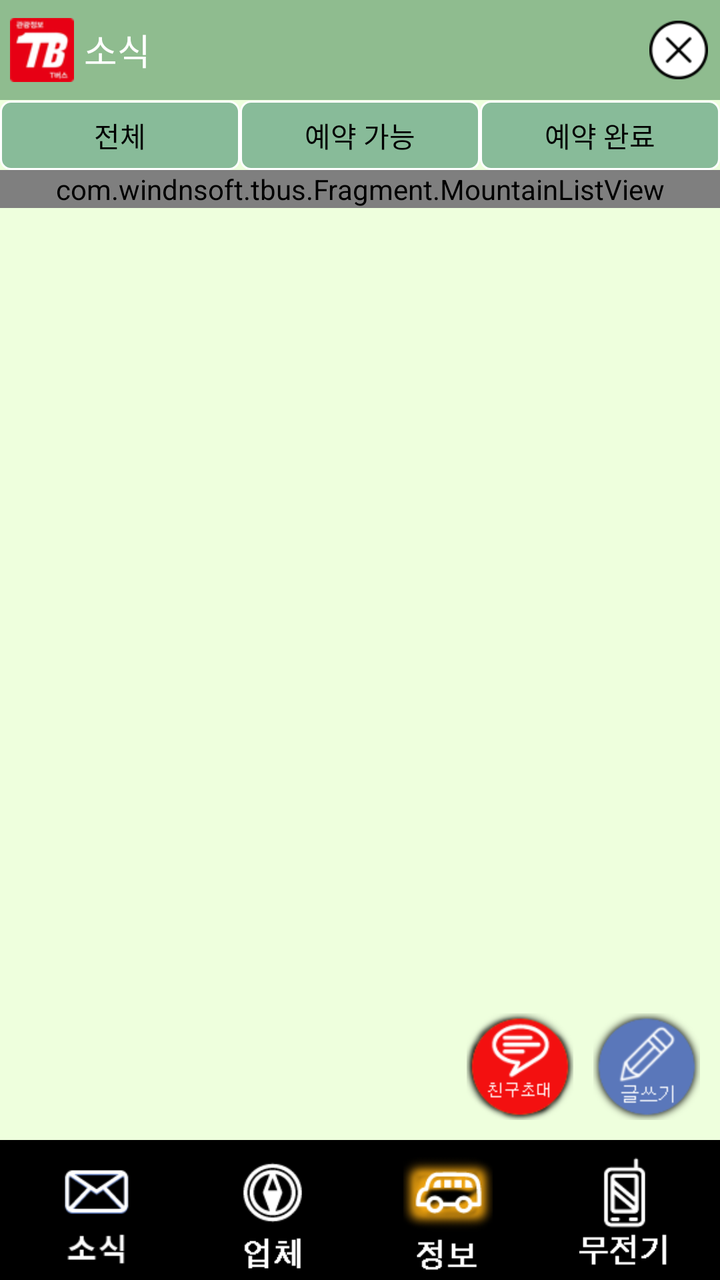
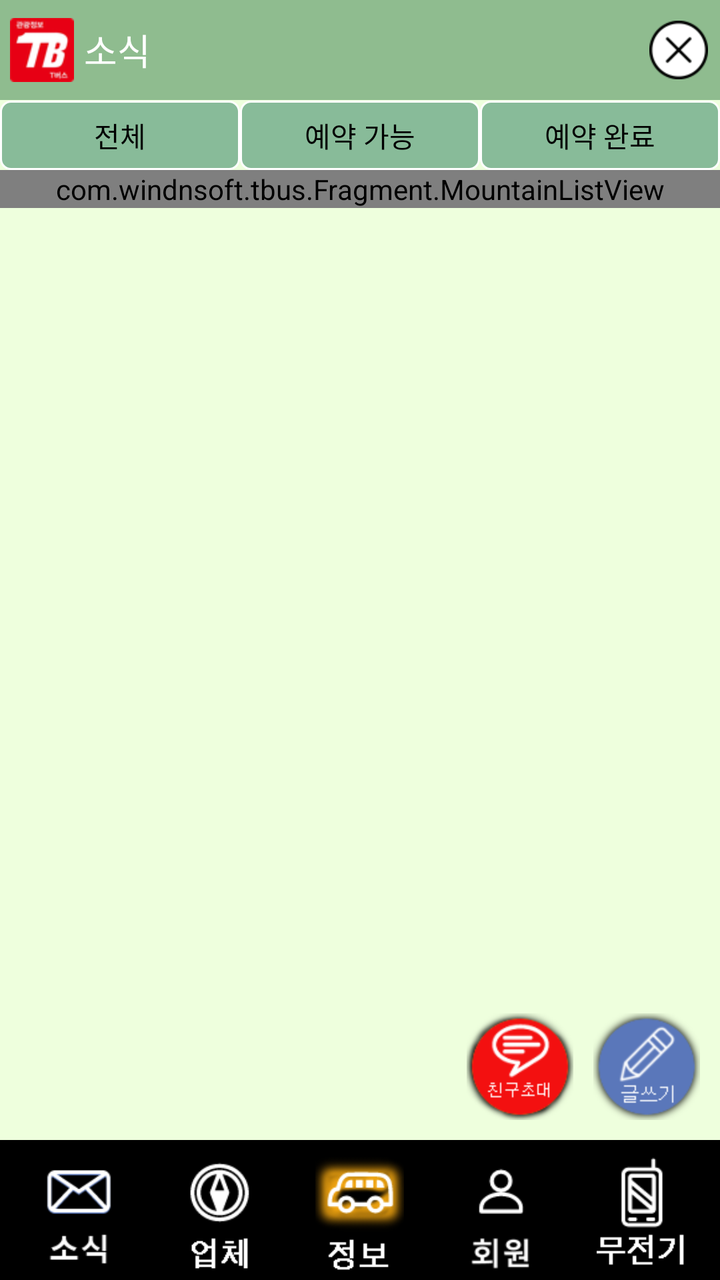

Compare the two renders of this Android layout. The source of the first and the diff that turns it into the second are given below.
<!-- AndroidManifest.xml: application theme AppTheme -->
<!-- res/layout/mountain_list_activity.xml -->
<?xml version="1.0" encoding="utf-8"?>
<RelativeLayout
    xmlns:android="http://schemas.android.com/apk/res/android"
    xmlns:app="http://schemas.android.com/apk/res-auto"
    xmlns:tools="http://schemas.android.com/tools"
    android:id="@+id/activity_main"
    android:layout_width="match_parent"
    android:layout_height="match_parent"
    android:background="#efd"

    tools:context="com.windnsoft.tbus.MainActivity">

    <LinearLayout
        android:layout_width="match_parent"
        android:layout_height="match_parent"
        android:orientation="vertical"
        >


        <LinearLayout
            android:id="@+id/layout_head"
            android:layout_width="match_parent"
            android:layout_height="50dp"
            android:background="@color/DarkSeaGreen"
            android:orientation="horizontal">

            <ImageView
                android:id="@+id/imageView9"
                android:layout_width="wrap_content"
                android:layout_height="match_parent"
                android:layout_margin="5dip"
                android:src="@drawable/ic_launcher_mdpi"
                />

            <TextView
                android:id="@+id/ilTitleTxt"
                android:layout_width="0dp"
                android:layout_height="match_parent"
                android:layout_weight="9"
                android:gravity="center_vertical"
                android:text="소식"
                android:textAppearance="?android:attr/textAppearanceMedium"

                android:textColor="@color/White"/>

            <ImageView
                android:id="@+id/topCloseBtn"
                android:layout_width="0dp"
                android:layout_height="match_parent"
                android:layout_marginRight="5dp"
                android:layout_weight="1"
                android:padding="1dp"
                android:src="@drawable/xbutton_black"
                />
        </LinearLayout>

        <LinearLayout
            android:id="@+id/layout_body"
            android:layout_width="match_parent"
            android:layout_height="0dp"
            android:layout_weight="1"
            android:orientation="vertical"
            >

            <ImageView
                android:id="@+id/advImg"
                android:layout_width="match_parent"
                android:layout_height="wrap_content"
                android:background="@color/Black"
                />

            <LinearLayout
                android:layout_width="match_parent"
                android:orientation="horizontal"
                android:gravity="center"
                android:paddingTop="1px"
                android:layout_height="35dp">
                <TextView
                    android:id="@+id/mlBookAllBtn"
                    android:layout_width="0dp"
                    android:layout_height="match_parent"
                    android:layout_weight="1"
                    android:background="@drawable/prg_border_green_light"
                    android:gravity="center"
                    android:text="전체"
                    android:textAppearance="?android:attr/textAppearanceSmall"

                    android:textColor="@color/Black"/>
                <TextView
                    android:id="@+id/mlBookEnabledBtn"
                    android:layout_width="0dp"
                    android:layout_height="match_parent"
                    android:layout_weight="1"
                    android:background="@drawable/prg_border_green_light"
                    android:gravity="center"
                    android:text="예약 가능"
                    android:textAppearance="?android:attr/textAppearanceSmall"

                    android:textColor="@color/Black"/>
                <TextView
                android:id="@+id/mlBookDisabledBtn"
                android:layout_width="0dp"
                android:layout_height="match_parent"
                android:layout_weight="1"
                android:background="@drawable/prg_border_green_light"
                android:gravity="center"
                android:text="예약 완료"
                android:textAppearance="?android:attr/textAppearanceSmall"

                android:textColor="@color/Black"/>
            </LinearLayout>

            <RelativeLayout
                android:layout_width="match_parent"
                android:layout_height="0dp"
                android:layout_weight="1"
                android:clickable="false"
                android:gravity="right">

                <com.windnsoft.tbus.Fragment.MountainListView
                    android:id="@+id/mountainListView"
                    android:layout_width="match_parent"
                    android:layout_height="wrap_content">
                </com.windnsoft.tbus.Fragment.MountainListView>

                <LinearLayout
                    android:layout_width="match_parent"
                    android:layout_height="wrap_content"
                    android:layout_alignParentBottom="true"
                    android:gravity="right"
                    android:orientation="horizontal"
                    android:padding="5dp">

                    <ImageView
                        android:id="@+id/boardInviteBtn"
                        android:layout_width="wrap_content"
                        android:layout_height="wrap_content"
                        android:layout_margin="5dp"
                        android:src="@drawable/freind"/>

                    <ImageView
                        android:id="@+id/boardWriteBtn"
                        android:layout_width="wrap_content"
                        android:layout_height="wrap_content"
                        android:layout_margin="5dp"
                        android:clickable="true"
                        android:src="@drawable/write"/>
                </LinearLayout>


            </RelativeLayout>
        </LinearLayout>

        <LinearLayout
            android:id="@+id/layout_bottom"
            android:layout_width="match_parent"
            android:layout_height="70dp"
            android:background="@color/Black"
            android:orientation="horizontal"
            android:padding="4dp"
            >

            <ImageView
                android:id="@+id/bottomNewsBtn"
                android:layout_width="wrap_content"
                android:layout_height="match_parent"
                android:layout_weight="1"
                android:src="@drawable/news_off"
                />

            <ImageView
                android:id="@+id/bottomCompanyBtn"
                android:layout_width="wrap_content"
                android:layout_height="match_parent"
                android:layout_weight="1"
                android:src="@drawable/company_off"
                />

            <ImageView
                android:id="@+id/bottomInfoBtn"
                android:layout_width="wrap_content"
                android:layout_height="match_parent"
                android:layout_weight="1"
                android:src="@drawable/info_on"
                />

            <ImageView
                android:id="@+id/bottomTalkieBtn"
                android:layout_width="wrap_content"
                android:layout_height="match_parent"
                android:layout_weight="1"
                android:src="@drawable/walkietalkie_off"
                />
        </LinearLayout>
    </LinearLayout>

</RelativeLayout>
<!-- resources referenced by this layout -->
<resources>
  <color name="Black">#000000</color>
  <color name="DarkSeaGreen">#FF8FBC8F</color>
  <color name="White">#FFFFFFFF</color>
  <!-- drawable company_off: png bitmap (drawable-hdpi, 1241 bytes) -->
  <!-- drawable freind: png bitmap (drawable-hdpi, 5474 bytes) -->
  <!-- drawable ic_launcher_mdpi: png bitmap (drawable-hdpi, 3157 bytes) -->
  <!-- drawable info_on: png bitmap (drawable-hdpi, 4373 bytes) -->
  <!-- drawable news_off: png bitmap (drawable-hdpi, 4505 bytes) -->
  <!-- drawable prg_border_green_light (drawable) -->
  <?xml version="1.0" encoding="utf-8"?>
  <layer-list xmlns:android="http://schemas.android.com/apk/res/android">
      <item>
          <shape android:shape="rectangle" android:padding="5dp">
  
              <solid android:color="#8b9"/>
              <corners android:bottomRightRadius="5dp"
                       android:bottomLeftRadius="5dp"
                       android:topLeftRadius="5dp"
                       android:topRightRadius="5dp"/>
              <stroke android:width="1dp"
                      android:color="#fff"
                  />
  
          </shape>
      </item>
  
  </layer-list>
  <!-- drawable walkietalkie_off: png bitmap (drawable-hdpi, 1103 bytes) -->
  <!-- drawable write: png bitmap (drawable-hdpi, 5048 bytes) -->
  <!-- drawable xbutton_black: png bitmap (drawable-hdpi, 1165 bytes) -->
  <style name="AppTheme" parent="android:Theme.Light.NoTitleBar">
          
      </style>
</resources>

<!-- the commit's change to res/layout/mountain_list_activity.xml (unified diff, before → after) -->
@@ -183,6 +183,13 @@
                 android:layout_weight="1"
                 android:src="@drawable/info_on"
                 />
+            <ImageView
+                android:id="@+id/bottomMemberBtn"
+                android:layout_width="wrap_content"
+                android:layout_height="match_parent"
+                android:layout_weight="1"
+                android:src="@drawable/member_off"
+                />
 
             <ImageView
                 android:id="@+id/bottomTalkieBtn"
<!-- resource entries referenced after the edit -->
@@ -7,6 +7,7 @@
   <!-- drawable freind: png bitmap (drawable-hdpi, 5474 bytes) -->
   <!-- drawable ic_launcher_mdpi: png bitmap (drawable-hdpi, 3157 bytes) -->
   <!-- drawable info_on: png bitmap (drawable-hdpi, 4373 bytes) -->
+  <!-- drawable member_off: png bitmap (drawable-hdpi, 2040 bytes) -->
   <!-- drawable news_off: png bitmap (drawable-hdpi, 4505 bytes) -->
   <!-- drawable prg_border_green_light (drawable) -->
   <?xml version="1.0" encoding="utf-8"?>
